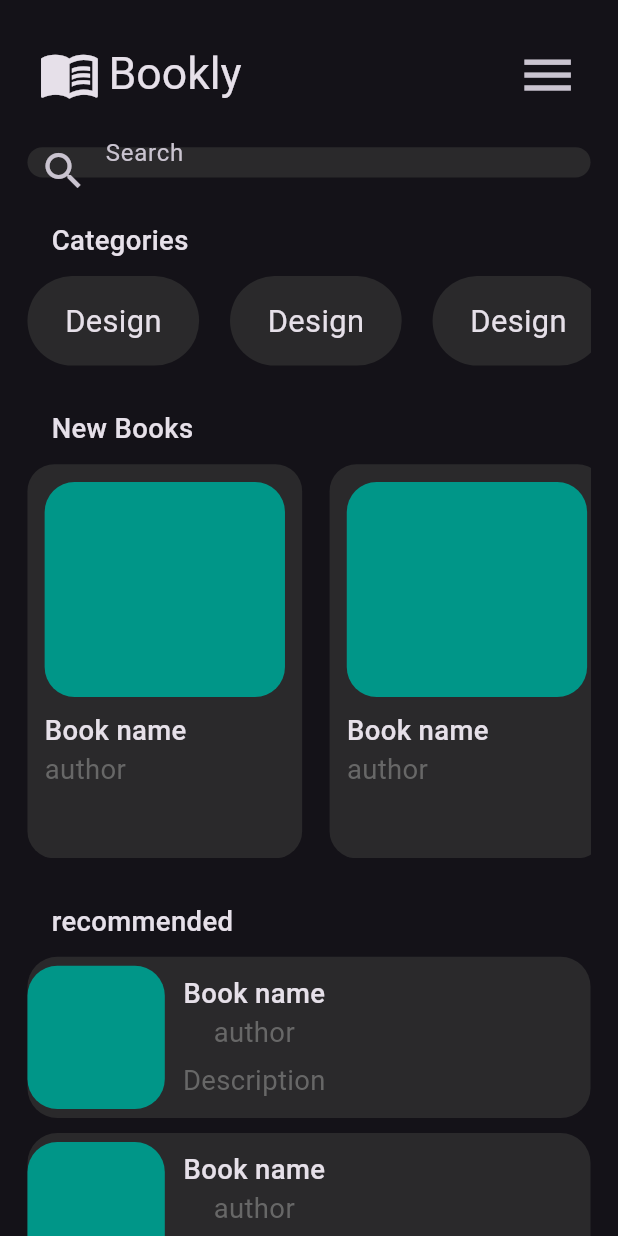
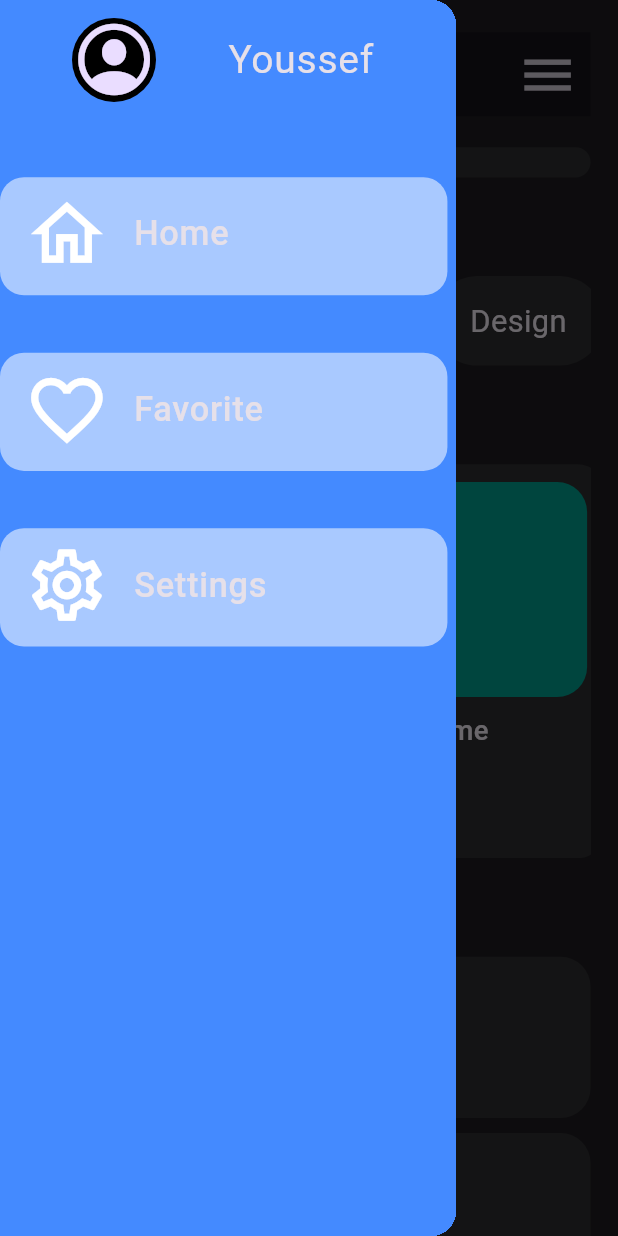
Before and after one commit to youssefhedefa/bookly_application, a Flutter app: the screen it shows after launch, with the side drawer open (before the commit the screen has no drawer), on a phone screen of 412 x 824 dp. Run offline on Flutter 3.47's test engine with Material 2 defaults, Android fonts, the phone set to English and light mode, and no system bars; our stand-ins replace flutter_screenutil.

Commit message:
add side bar to the ui

```diff
--- a/lib/Features/presentation/views_model/views/book_details_view.dart
+++ b/lib/Features/presentation/views_model/views/book_details_view.dart
@@ -1,17 +1,20 @@
-import 'package:book/Features/presentation/views_model/views/widgets/custom_app_bar.dart';
+import 'package:book/Features/presentation/views_model/views/side_bar_view.dart';
 import 'package:book/Features/presentation/views_model/views/widgets/itemDesign/custom_category_item.dart';
 import 'package:flutter/cupertino.dart';
 import 'package:flutter/material.dart';
 import 'package:flutter_screenutil/flutter_screenutil.dart';
 
 import '../../../../constance.dart';
+import 'widgets/custom_app_bar.dart';
 
 class BookDetailsView extends StatelessWidget {
-  const BookDetailsView({Key? key}) : super(key: key);
+  const BookDetailsView({Key? key,}) : super(key: key);
   static String id = 'Book Details View';
+
   @override
   Widget build(BuildContext context) {
     return Scaffold(
+      endDrawer:const SideBarView(),
       body: Column(
         crossAxisAlignment: CrossAxisAlignment.start,
         children: [
--- a/lib/Features/presentation/views_model/views/home_view.dart
+++ b/lib/Features/presentation/views_model/views/home_view.dart
@@ -1,15 +1,17 @@
+import 'package:book/Features/presentation/views_model/views/side_bar_view.dart';
 import 'package:book/Features/presentation/views_model/views/widgets/home_view_body.dart';
 import 'package:flutter/material.dart';
-
 
 class HomeView extends StatelessWidget {
   const HomeView({Key? key}) : super(key: key);
   static String id = 'Home View';
+
+
   @override
   Widget build(BuildContext context) {
     return const Scaffold(
+      drawer: SideBarView(),
       resizeToAvoidBottomInset: false,
-      //body: FTry(),
       body: HomeViewBody(),
     );
   }
--- /dev/null
+++ b/lib/Features/presentation/views_model/views/side_bar_view.dart
@@ -0,0 +1,45 @@
+import 'package:book/Features/presentation/views_model/views/widgets/custom_button.dart';
+import 'package:book/Features/presentation/views_model/views/widgets/custom_profile_card.dart';
+import 'package:flutter/material.dart';
+import 'package:flutter_screenutil/flutter_screenutil.dart';
+
+class SideBarView extends StatelessWidget {
+  const SideBarView({Key? key}) : super(key: key);
+  static String id = 'Side Bar View';
+
+  @override
+  Widget build(BuildContext context) {
+    return Scaffold(
+      backgroundColor: Colors.transparent,
+      body: Drawer(
+        child: Container(
+          height: double.infinity,
+          width: 288.w,
+          color: Colors.blueAccent,
+          child: SafeArea(
+            child: Column(
+              children: [
+                SizedBox(
+                  height: 10.h,
+                ),
+                const CustomProfileCard(name: 'Youssef'),
+                SizedBox(
+                  height: 42.h,
+                ),
+                const CustomButton(icon: Icons.home_outlined,text: 'Home',),
+                SizedBox(
+                  height: 32.h,
+                ),
+                const CustomButton(icon: Icons.favorite_outline,text: 'Favorite',),
+                SizedBox(
+                  height: 32.h,
+                ),
+                const CustomButton(icon: Icons.settings_outlined,text: 'Settings',),
+              ],
+            ),
+          ),
+        ),
+      ),
+    );
+  }
+}
--- a/lib/Features/presentation/views_model/views/widgets/custom_app_bar.dart
+++ b/lib/Features/presentation/views_model/views/widgets/custom_app_bar.dart
@@ -11,10 +11,11 @@ class CustomAppBar extends StatelessWidget implements PreferredSizeWidget {
   final String title;
   final Widget leadingIcon;
   final Color? backGroundColor;
-
   @override
   Widget build(BuildContext context) {
     return AppBar(
+      automaticallyImplyLeading: false, // this will hide Drawer hamburger icon
+
       elevation: 0.0,
       backgroundColor: backGroundColor,
       title: Text(
@@ -26,13 +27,20 @@ class CustomAppBar extends StatelessWidget implements PreferredSizeWidget {
       centerTitle: false,
       titleSpacing: -2,
       leading: leadingIcon,
-      actions: [
-        IconButton(
-          onPressed: () {},
-          icon: Icon(
-            Icons.menu_outlined,
-            size: 36.sp,
-          ),
+      actions: <Widget>[
+        Builder(
+          builder: (BuildContext context) {
+            return IconButton(
+              onPressed: ()
+              {
+                Scaffold.of(context).openDrawer();
+              },
+              icon: Icon(
+                Icons.menu_outlined,
+                size: 36.sp,
+              ),
+            ) ;
+          },
         ),
       ],
     );
--- /dev/null
+++ b/lib/Features/presentation/views_model/views/widgets/custom_button.dart
@@ -0,0 +1,63 @@
+import 'package:flutter/material.dart';
+import 'package:flutter_screenutil/flutter_screenutil.dart';
+
+class CustomButton extends StatefulWidget {
+  const CustomButton({Key? key, required this.icon, required this.text,}) : super(key: key);
+  final IconData icon;
+  final String text;
+  @override
+  State<CustomButton> createState() => _CustomButtonState();
+}
+
+class _CustomButtonState extends State<CustomButton> {
+  Color color = Colors.white54;
+  IconData? myIcon;
+  String? myText;
+
+  @override
+  void initState() {
+    super.initState();
+    myIcon = widget.icon;
+    myText = widget.text;
+  }
+  @override
+  Widget build(BuildContext context) {
+    return GestureDetector(
+      onTap: () {
+        setState(() {
+          if (color == Colors.white54) {
+            color = Colors.black26;
+          } else {
+            color = Colors.white54;
+          }
+        });
+      },
+      child: Padding(
+        padding: EdgeInsetsDirectional.only(end: 5.0.w),
+        child: Container(
+          width: double.infinity,
+          height: 66.h,
+          decoration: BoxDecoration(
+            color: color,
+            borderRadius: BorderRadius.circular(16),
+          ),
+          padding: EdgeInsetsDirectional.only(top:8.h),
+          child: ListTile(
+            leading: Icon(
+              myIcon,
+              size: 50.sp,
+              color: Colors.white,
+            ),
+            title: Text(
+              myText??'',
+              style: TextStyle(
+                fontSize: 20.sp,
+                fontWeight: FontWeight.w500,
+              ),
+            ),
+          ),
+        ),
+      ),
+    );
+  }
+}
--- /dev/null
+++ b/lib/Features/presentation/views_model/views/widgets/custom_profile_card.dart
@@ -0,0 +1,27 @@
+import 'package:flutter/cupertino.dart';
+import 'package:flutter/material.dart';
+
+class CustomProfileCard extends StatelessWidget {
+  const CustomProfileCard({Key? key, required this.name}) : super(key: key);
+  final String name;
+
+  @override
+  Widget build(BuildContext context) {
+    return ListTile(
+      leading: const CircleAvatar(
+        backgroundColor: Colors.black,
+        radius: 60,
+        child: Icon(
+          CupertinoIcons.profile_circled,
+          size: 56,
+        ),
+      ),
+      title: Text(
+        name,
+        style: const TextStyle(
+          fontSize: 26,
+        ),
+      ),
+    );
+  }
+}
--- a/lib/Features/presentation/views_model/views/widgets/custom_text_field.dart
+++ b/lib/Features/presentation/views_model/views/widgets/custom_text_field.dart
@@ -7,7 +7,8 @@ class CustomTextField extends StatelessWidget {
 
   @override
   Widget build(BuildContext context) {
-    return TextField(
+    return SizedBox(
+      child: TextField(
         decoration: InputDecoration(
           filled: true,
           fillColor:kShadowColor,
@@ -24,6 +25,7 @@ class CustomTextField extends StatelessWidget {
             fontWeight: FontWeight.w400,
           ),
         ),
+      ),
     );
   }
 }
--- a/lib/Features/presentation/views_model/views/widgets/home_view_body.dart
+++ b/lib/Features/presentation/views_model/views/widgets/home_view_body.dart
@@ -10,7 +10,6 @@ import 'listDesign/custom_recommended_list.dart';
 class HomeViewBody extends StatelessWidget {
   const HomeViewBody({Key? key}) : super(key: key);
   static String id = 'Home View Body';
-
   @override
   Widget build(BuildContext context) {
     return Padding(
@@ -32,12 +31,13 @@ class HomeViewBody extends StatelessWidget {
             ),
           ),
           SliverAppBar(
+            automaticallyImplyLeading: false,
             backgroundColor: Theme.of(context).scaffoldBackgroundColor,
             elevation: 0,
             pinned: true,
             bottom:  PreferredSize(
               preferredSize: Size.fromHeight(-30.h), child:const SizedBox(),),
-            flexibleSpace: const CustomTextField(),
+            flexibleSpace:const CustomTextField(),
           ),
           SliverToBoxAdapter(
             child: SizedBox(
--- a/lib/main.dart
+++ b/lib/main.dart
@@ -3,6 +3,7 @@ import 'package:book/Features/presentation/views_model/views/widgets/home_view_b
 import 'package:flutter/material.dart';
 import 'package:flutter_screenutil/flutter_screenutil.dart';
 import 'Features/presentation/views_model/views/home_view.dart';
+import 'Features/presentation/views_model/views/side_bar_view.dart';
 
 void main() {
   runApp(const MyApp());
@@ -14,7 +15,6 @@ class MyApp extends StatelessWidget {
   // This widget is the root of your application.
   @override
   Widget build(BuildContext context) {
-
     return ScreenUtilInit(
       designSize: const Size(360, 690),
       minTextAdapt: true,
@@ -24,17 +24,17 @@ class MyApp extends StatelessWidget {
           debugShowCheckedModeBanner: false,
           title: 'Flutter Demo',
           theme: ThemeData(
+            scaffoldBackgroundColor:const Color.fromRGBO(28, 27, 31, 1),
             brightness: Brightness.dark,
             useMaterial3: true,
-
           ),
-
           routes: {
-            HomeView.id : (context) => const HomeView(),
-            HomeViewBody.id : (context) => const HomeViewBody(),
-            BookDetailsView.id : (context) => const BookDetailsView(),
+            HomeView.id: (context) =>const HomeView(),
+            HomeViewBody.id: (context) => const HomeViewBody(),
+            BookDetailsView.id: (context) => const BookDetailsView(),
+            SideBarView.id: (context) => const SideBarView(),
           },
-          home: const HomeView(),
+          home:const HomeView(),
         );
       },
     );
```
Also changed, not shown: lib/constance.dart (line endings or trailing spaces). Lines whose indentation alone changed are shown as unchanged.
